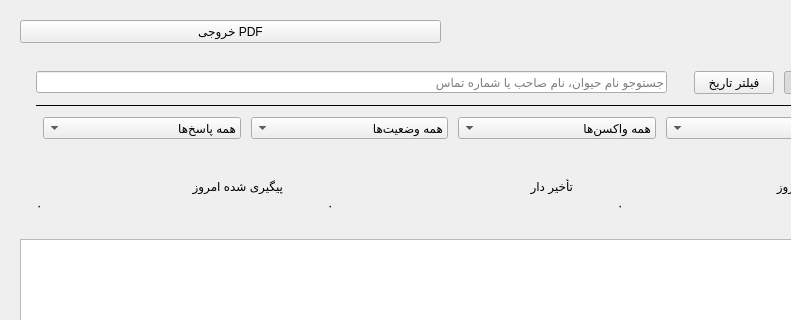
Before: the Qt Designer form reminderswidget.ui in Mohoya7/veterinary-vaccination-system, drawn with Qt 5; both pictures show x 0 to 791 and y 0 to 320 of the 900 by 600 pixel window.
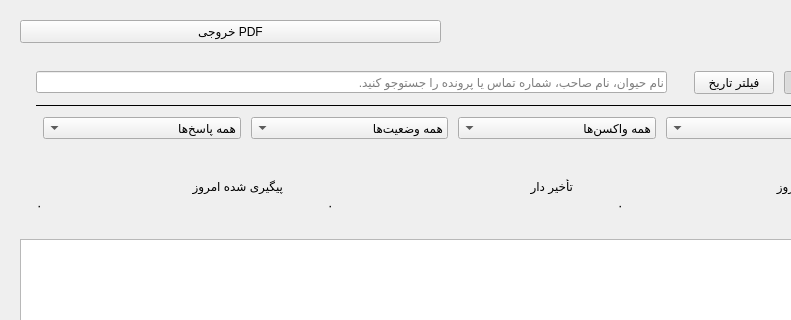
After: the same form once the commit is applied.

```diff
--- a/reminderswidget.ui
+++ b/reminderswidget.ui
@@ -69,7 +69,7 @@
         <item><spacer><property name="orientation"><enum>Qt::Horizontal</enum></property></spacer></item>
         <item>
          <widget class="QLineEdit" name="searchEdit">
-          <property name="placeholderText"><string>جستوجو نام حیوان، نام صاحب یا شماره تماس</string></property>
+          <property name="placeholderText"><string>نام حیوان، نام صاحب، شماره تماس یا پرونده را جستوجو کنید.</string></property>
           <property name="minimumWidth"><number>220</number></property>
           <property name="minimumHeight"><number>34</number></property>
          </widget>
```
